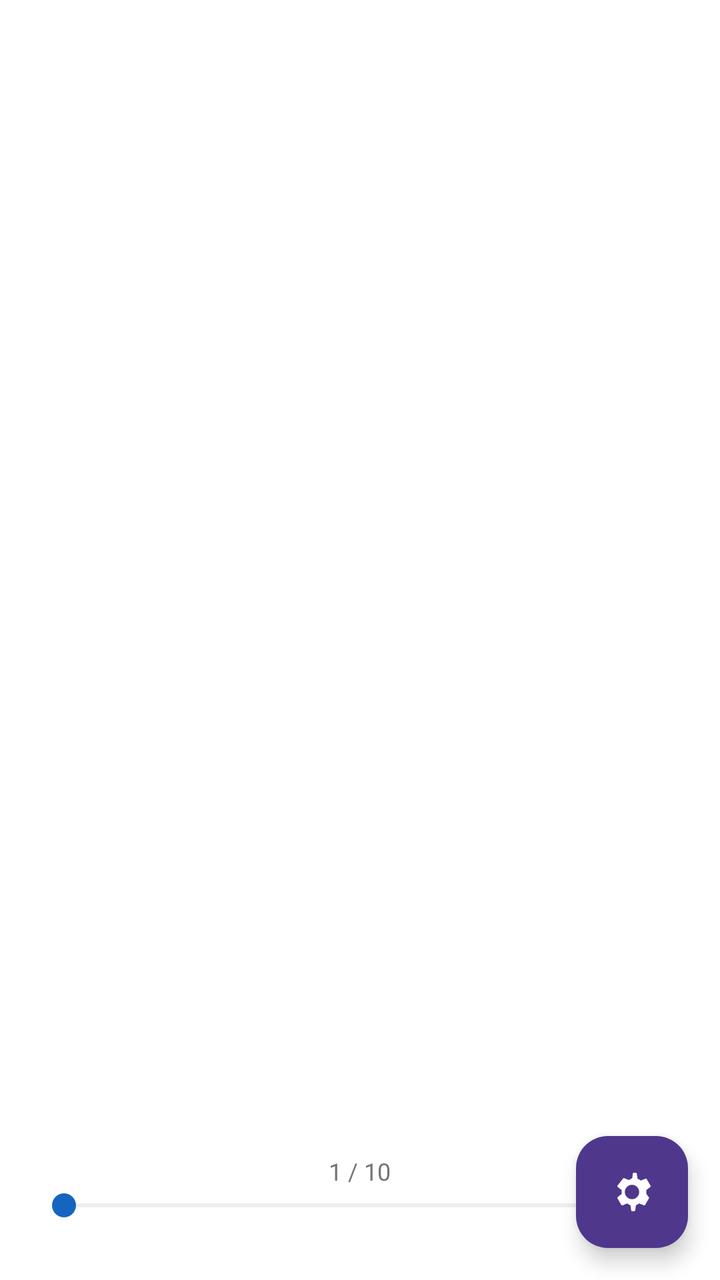
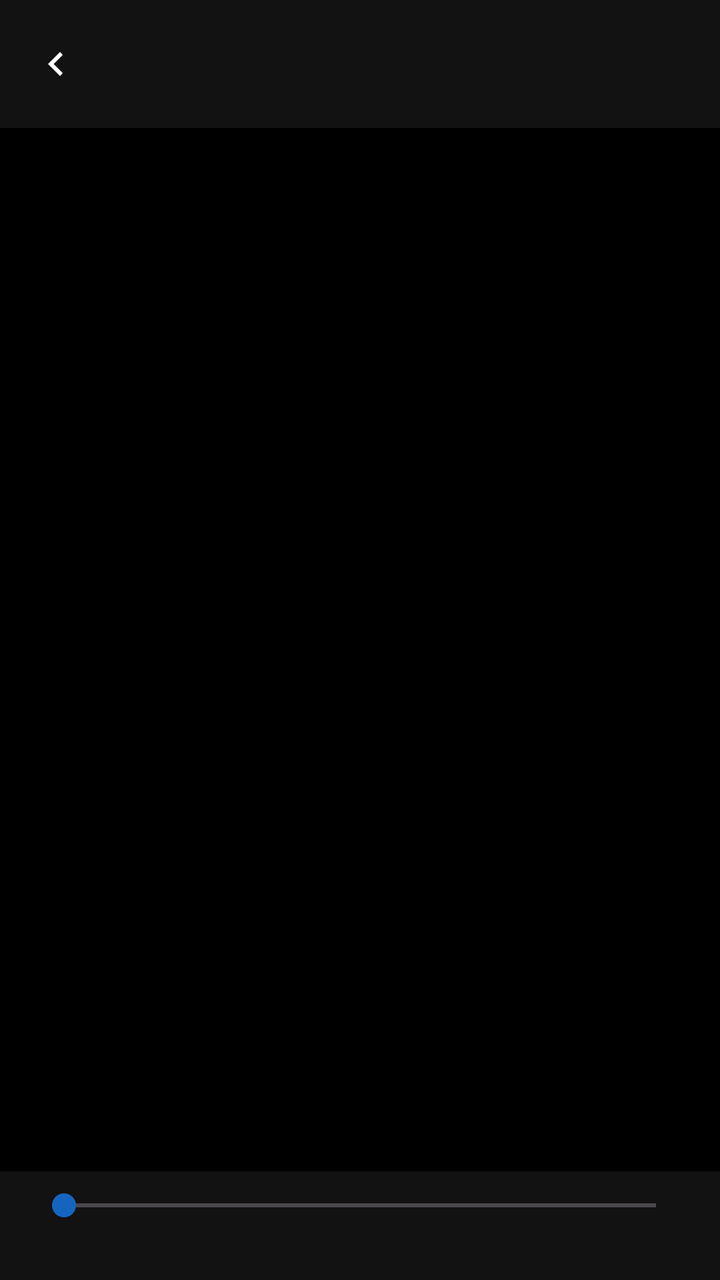

The first picture is an Android layout as it rendered before a commit; the second is the same layout after the commit. The layout source and the unified diff follow.
<!-- AndroidManifest.xml: activity theme ReaderTheme -->
<!-- res/layout/activity_reader.xml -->
<?xml version="1.0" encoding="utf-8"?>
<androidx.coordinatorlayout.widget.CoordinatorLayout
    xmlns:android="http://schemas.android.com/apk/res/android"
    xmlns:app="http://schemas.android.com/apk/res-auto"
    android:layout_width="match_parent"
    android:layout_height="match_parent"
    android:background="@color/background">

    
    <com.google.android.material.appbar.AppBarLayout
        android:id="@+id/appBarLayout"
        android:layout_width="match_parent"
        android:layout_height="wrap_content"
        android:background="@color/surface"
        android:theme="@style/Theme.LectorMobile.AppBarOverlay">

        <androidx.appcompat.widget.Toolbar
            android:id="@+id/toolbar"
            android:layout_width="match_parent"
            android:layout_height="?attr/actionBarSize"
            app:titleTextColor="@color/text_primary"
            app:navigationIcon="@drawable/ic_back"
            app:popupTheme="@style/Theme.LectorMobile.PopupOverlay">

            
            <LinearLayout
                android:layout_width="wrap_content"
                android:layout_height="wrap_content"
                android:layout_gravity="center"
                android:orientation="vertical">

                <TextView
                    android:id="@+id/chapterTitle"
                    android:layout_width="wrap_content"
                    android:layout_height="wrap_content"
                    android:textColor="@color/text_primary"
                    android:textSize="14sp"
                    android:textStyle="bold"
                    android:maxLines="1"
                    android:ellipsize="end"
                    android:layout_gravity="center" />

            </LinearLayout>

        </androidx.appcompat.widget.Toolbar>

    </com.google.android.material.appbar.AppBarLayout>

    
    <ProgressBar
        android:id="@+id/progressBar"
        style="?android:attr/progressBarStyleLarge"
        android:layout_width="wrap_content"
        android:layout_height="wrap_content"
        android:layout_gravity="center"
        android:indeterminateTint="@color/primary"
        android:visibility="gone" />

    
    <FrameLayout
        android:id="@+id/content_container"
        android:layout_width="match_parent"
        android:layout_height="match_parent"
        app:layout_behavior="@string/appbar_scrolling_view_behavior">

        
        <WebView
            android:id="@+id/webView"
            android:layout_width="match_parent"
            android:layout_height="match_parent"
            android:visibility="gone" />

        
        <com.github.barteksc.pdfviewer.PDFView
            android:id="@+id/pdfView"
            android:layout_width="match_parent"
            android:layout_height="match_parent"
            android:visibility="gone" />

    </FrameLayout>

    
    <LinearLayout
        android:id="@+id/bottomControls"
        android:layout_width="match_parent"
        android:layout_height="wrap_content"
        android:layout_gravity="bottom"
        android:background="@color/surface"
        android:orientation="vertical"
        android:paddingHorizontal="16dp"
        android:paddingVertical="8dp">

        
        <LinearLayout
            android:layout_width="match_parent"
            android:layout_height="wrap_content"
            android:orientation="horizontal"
            android:gravity="center">

            <ImageButton
                android:id="@+id/btnPrevChapter"
                android:layout_width="40dp"
                android:layout_height="40dp"
                android:src="@drawable/ic_back"
                android:contentDescription="@string/action_previous"
                android:background="?attr/selectableItemBackgroundBorderless"
                android:visibility="gone" />

            <Space android:layout_width="0dp" android:layout_height="wrap_content" android:layout_weight="1" />

            
            <TextView
                android:id="@+id/chapterProgress"
                android:layout_width="wrap_content"
                android:layout_height="wrap_content"
                android:textColor="@color/text_secondary"
                android:textSize="12sp"
                android:text="1 / 10" />

            <Space android:layout_width="0dp" android:layout_height="wrap_content" android:layout_weight="1" />

            <ImageButton
                android:id="@+id/btnNextChapter"
                android:layout_width="40dp"
                android:layout_height="40dp"
                android:src="@drawable/ic_back"
                android:contentDescription="@string/action_next"
                android:background="?attr/selectableItemBackgroundBorderless"
                android:rotation="180"
                android:visibility="gone" />

        </LinearLayout>

        
        <SeekBar
            android:id="@+id/progressSeek"
            android:layout_width="match_parent"
            android:layout_height="wrap_content"
            android:progressTint="@color/primary"
            android:thumbTint="@color/primary" />

        
        <TextView
            android:id="@+id/tvProgress"
            android:layout_width="match_parent"
            android:layout_height="wrap_content"
            android:gravity="center"
            android:paddingTop="4dp"
            android:textColor="@color/text_secondary"
            android:textSize="12sp" />

    </LinearLayout>

    
    <com.google.android.material.floatingactionbutton.FloatingActionButton
        android:id="@+id/fabMenu"
        android:layout_width="wrap_content"
        android:layout_height="wrap_content"
        android:layout_gravity="bottom|end"
        android:layout_margin="16dp"
        android:src="@drawable/ic_settings"
        android:contentDescription="@string/action_menu"
        app:tint="@color/on_primary" />

</androidx.coordinatorlayout.widget.CoordinatorLayout>
<!-- resources referenced by this layout -->
<resources>
  <color name="background">#FFFFFF</color>
  <color name="on_primary">#FFFFFF</color>
  <color name="primary">#1565C0</color>
  <color name="surface">#FFFFFF</color>
  <color name="text_primary">#212121</color>
  <color name="text_secondary">#757575</color>
  <!-- drawable ic_back (drawable) -->
  <vector xmlns:android="http://schemas.android.com/apk/res/android"
      android:width="24dp"
      android:height="24dp"
      android:viewportWidth="24"
      android:viewportHeight="24">
      <path
          android:fillColor="#ffffff"
          android:pathData="M15.41 7.41L14 6l-6 6 6 6 1.41-1.41L10.83 12z"/>
  </vector>
  <!-- drawable ic_settings (drawable) -->
  <vector xmlns:android="http://schemas.android.com/apk/res/android"
      android:width="24dp"
      android:height="24dp"
      android:viewportWidth="24"
      android:viewportHeight="24">
      <path
          android:fillColor="@android:color/white"
          android:pathData="M19.14,12.94c0.04,-0.3 0.06,-0.61 0.06,-0.94c0,-0.32 -0.02,-0.64 -0.07,-0.94l2.03,-1.58c0.18,-0.14 0.23,-0.41 0.12,-0.61 l-1.92,-3.32c-0.12,-0.22 -0.37,-0.29 -0.59,-0.22l-2.39,0.96c-0.5,-0.38 -1.03,-0.7 -1.62,-0.94L14.4,2.81c-0.04,-0.24 -0.24,-0.41 -0.48,-0.41 h-1.04c-0.24,0 -0.44,0.17 -0.48,0.41L12.12,5.09c-0.59,0.24 -1.13,0.57 -1.62,0.94l-2.39,-0.96c-0.22,-0.08 -0.47,0 -0.59,0.22L4.72,8.86 C4.61,9.07 4.66,9.34 4.84,9.48l2.03,1.58C6.82,11.36 6.8,11.69 6.8,12s0.02,0.64 0.07,0.94l-2.03,1.58c-0.18,0.14 -0.23,0.41 -0.12,0.61 l1.92,3.32c0.12,0.22 0.37,0.29 0.59,0.22l2.39,-0.96c0.5,0.38 1.03,0.7 1.62,0.94l0.36,2.54c0.05,0.24 0.24,0.41 0.48,0.41 h1.04c0.24,0 0.44,-0.17 0.48,-0.41l0.36,-2.54c0.59,-0.24 1.13,-0.57 1.62,-0.94l2.39,0.96c0.22,0.08 0.47,0 0.59,-0.22 l1.92,-3.32c0.12,-0.22 0.07,-0.47 -0.12,-0.61L19.14,12.94zM12,15.6c-1.98,0 -3.6,-1.62 -3.6,-3.6s1.62,-3.6 3.6,-3.6s3.6,1.62 3.6,3.6 S13.98,15.6 12,15.6z"/>
  </vector>
  <string name="action_menu">Menu</string>
  <string name="action_next">Next</string>
  <string name="action_previous">Previous</string>
  <style name="Theme.LectorMobile.AppBarOverlay" parent="ThemeOverlay.Material3.Dark.ActionBar" />
  <style name="Theme.LectorMobile.PopupOverlay" parent="ThemeOverlay.Material3.Light" />
  <style name="ReaderTheme" parent="AppTheme">
          <item name="android:statusBarColor">@android:color/transparent</item>
          <item name="android:navigationBarColor">@android:color/transparent</item>
          <item name="android:windowLightStatusBar">false</item>
          <item name="android:windowLightNavigationBar">false</item>
          <item name="android:windowLayoutInDisplayCutoutMode">shortEdges</item>
      </style>
  <style name="AppTheme" parent="Theme.Material3.Dark.NoActionBar">
          <item name="colorPrimary">@color/primary</item>
          <item name="colorPrimaryDark">@color/primary_dark</item>
          <item name="colorAccent">@color/accent</item>
          <item name="android:statusBarColor">@color/primary_dark</item>
          <item name="android:navigationBarColor">@color/primary_dark</item>
          <item name="android:windowLightStatusBar">false</item>
      </style>
  <color name="primary_dark">#0D47A1</color>
  <color name="accent">#FFA726</color>
</resources>

<!-- the commit's change to res/layout/activity_reader.xml (unified diff, before → after) -->
@@ -91,47 +91,6 @@
         android:paddingVertical="8dp">
 
         
-        <LinearLayout
-            android:layout_width="match_parent"
-            android:layout_height="wrap_content"
-            android:orientation="horizontal"
-            android:gravity="center">
-
-            <ImageButton
-                android:id="@+id/btnPrevChapter"
-                android:layout_width="40dp"
-                android:layout_height="40dp"
-                android:src="@drawable/ic_back"
-                android:contentDescription="@string/action_previous"
-                android:background="?attr/selectableItemBackgroundBorderless"
-                android:visibility="gone" />
-
-            <Space android:layout_width="0dp" android:layout_height="wrap_content" android:layout_weight="1" />
-
-            
-            <TextView
-                android:id="@+id/chapterProgress"
-                android:layout_width="wrap_content"
-                android:layout_height="wrap_content"
-                android:textColor="@color/text_secondary"
-                android:textSize="12sp"
-                android:text="1 / 10" />
-
-            <Space android:layout_width="0dp" android:layout_height="wrap_content" android:layout_weight="1" />
-
-            <ImageButton
-                android:id="@+id/btnNextChapter"
-                android:layout_width="40dp"
-                android:layout_height="40dp"
-                android:src="@drawable/ic_back"
-                android:contentDescription="@string/action_next"
-                android:background="?attr/selectableItemBackgroundBorderless"
-                android:rotation="180"
-                android:visibility="gone" />
-
-        </LinearLayout>
-
-        
         <SeekBar
             android:id="@+id/progressSeek"
             android:layout_width="match_parent"
@@ -151,15 +110,4 @@
 
     </LinearLayout>
 
-    
-    <com.google.android.material.floatingactionbutton.FloatingActionButton
-        android:id="@+id/fabMenu"
-        android:layout_width="wrap_content"
-        android:layout_height="wrap_content"
-        android:layout_gravity="bottom|end"
-        android:layout_margin="16dp"
-        android:src="@drawable/ic_settings"
-        android:contentDescription="@string/action_menu"
-        app:tint="@color/on_primary" />
-
 </androidx.coordinatorlayout.widget.CoordinatorLayout>
<!-- resource entries referenced after the edit -->
@@ -1,11 +1,10 @@
 <!-- resources referenced by this layout -->
 <resources>
-  <color name="background">#FFFFFF</color>
-  <color name="on_primary">#FFFFFF</color>
+  <color name="background">#000000</color>
   <color name="primary">#1565C0</color>
-  <color name="surface">#FFFFFF</color>
-  <color name="text_primary">#212121</color>
-  <color name="text_secondary">#757575</color>
+  <color name="surface">#121212</color>
+  <color name="text_primary">#E8E6E3</color>
+  <color name="text_secondary">#B0B0B0</color>
   <!-- drawable ic_back (drawable) -->
   <vector xmlns:android="http://schemas.android.com/apk/res/android"
       android:width="24dp"
@@ -16,35 +15,23 @@
           android:fillColor="#ffffff"
           android:pathData="M15.41 7.41L14 6l-6 6 6 6 1.41-1.41L10.83 12z"/>
   </vector>
-  <!-- drawable ic_settings (drawable) -->
-  <vector xmlns:android="http://schemas.android.com/apk/res/android"
-      android:width="24dp"
-      android:height="24dp"
-      android:viewportWidth="24"
-      android:viewportHeight="24">
-      <path
-          android:fillColor="@android:color/white"
-          android:pathData="M19.14,12.94c0.04,-0.3 0.06,-0.61 0.06,-0.94c0,-0.32 -0.02,-0.64 -0.07,-0.94l2.03,-1.58c0.18,-0.14 0.23,-0.41 0.12,-0.61 l-1.92,-3.32c-0.12,-0.22 -0.37,-0.29 -0.59,-0.22l-2.39,0.96c-0.5,-0.38 -1.03,-0.7 -1.62,-0.94L14.4,2.81c-0.04,-0.24 -0.24,-0.41 -0.48,-0.41 h-1.04c-0.24,0 -0.44,0.17 -0.48,0.41L12.12,5.09c-0.59,0.24 -1.13,0.57 -1.62,0.94l-2.39,-0.96c-0.22,-0.08 -0.47,0 -0.59,0.22L4.72,8.86 C4.61,9.07 4.66,9.34 4.84,9.48l2.03,1.58C6.82,11.36 6.8,11.69 6.8,12s0.02,0.64 0.07,0.94l-2.03,1.58c-0.18,0.14 -0.23,0.41 -0.12,0.61 l1.92,3.32c0.12,0.22 0.37,0.29 0.59,0.22l2.39,-0.96c0.5,0.38 1.03,0.7 1.62,0.94l0.36,2.54c0.05,0.24 0.24,0.41 0.48,0.41 h1.04c0.24,0 0.44,-0.17 0.48,-0.41l0.36,-2.54c0.59,-0.24 1.13,-0.57 1.62,-0.94l2.39,0.96c0.22,0.08 0.47,0 0.59,-0.22 l1.92,-3.32c0.12,-0.22 0.07,-0.47 -0.12,-0.61L19.14,12.94zM12,15.6c-1.98,0 -3.6,-1.62 -3.6,-3.6s1.62,-3.6 3.6,-3.6s3.6,1.62 3.6,3.6 S13.98,15.6 12,15.6z"/>
-  </vector>
-  <string name="action_menu">Menu</string>
-  <string name="action_next">Next</string>
-  <string name="action_previous">Previous</string>
   <style name="Theme.LectorMobile.AppBarOverlay" parent="ThemeOverlay.Material3.Dark.ActionBar" />
   <style name="Theme.LectorMobile.PopupOverlay" parent="ThemeOverlay.Material3.Light" />
-  <style name="ReaderTheme" parent="AppTheme">
+  <style name="ReaderTheme" parent="AppTheme" tools:targetApi="27">
           <item name="android:statusBarColor">@android:color/transparent</item>
           <item name="android:navigationBarColor">@android:color/transparent</item>
           <item name="android:windowLightStatusBar">false</item>
           <item name="android:windowLightNavigationBar">false</item>
           <item name="android:windowLayoutInDisplayCutoutMode">shortEdges</item>
       </style>
-  <style name="AppTheme" parent="Theme.Material3.Dark.NoActionBar">
+  <style name="AppTheme" parent="Theme.Material3.Dark.NoActionBar" tools:targetApi="27">
           <item name="colorPrimary">@color/primary</item>
           <item name="colorPrimaryDark">@color/primary_dark</item>
           <item name="colorAccent">@color/accent</item>
-          <item name="android:statusBarColor">@color/primary_dark</item>
-          <item name="android:navigationBarColor">@color/primary_dark</item>
+          <item name="android:statusBarColor">@color/surface</item>
+          <item name="android:navigationBarColor">@color/surface</item>
           <item name="android:windowLightStatusBar">false</item>
+          <item name="android:windowLightNavigationBar">false</item>
       </style>
   <color name="primary_dark">#0D47A1</color>
   <color name="accent">#FFA726</color>
